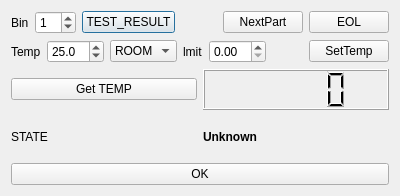
First picture: the form in Exatron_launcher/src/manual_ctrl.ui, repository rletendu/python_sandbox, before the edit.
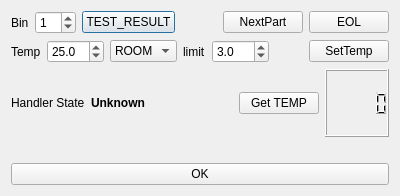
Second picture: the form after the edit.

```diff
--- a/Exatron_launcher/src/manual_ctrl.ui
+++ b/Exatron_launcher/src/manual_ctrl.ui
@@ -116,12 +116,22 @@
      <item>
       <widget class="QLabel" name="label_3">
        <property name="text">
-        <string>lmit</string>
+        <string>limit</string>
        </property>
       </widget>
      </item>
      <item>
-      <widget class="QDoubleSpinBox" name="doubleSpinBoxAccuracy"/>
+      <widget class="QDoubleSpinBox" name="doubleSpinBoxAccuracy">
+       <property name="decimals">
+        <number>1</number>
+       </property>
+       <property name="maximum">
+        <double>100.000000000000000</double>
+       </property>
+       <property name="value">
+        <double>3.000000000000000</double>
+       </property>
+      </widget>
      </item>
      <item>
       <spacer name="horizontalSpacer_2">
@@ -148,23 +158,9 @@
    <item>
     <layout class="QHBoxLayout" name="horizontalLayout_3">
      <item>
-      <widget class="QPushButton" name="pushButtonGetTemp">
-       <property name="text">
-        <string>Get TEMP</string>
-       </property>
-      </widget>
-     </item>
-     <item>
-      <widget class="QLCDNumber" name="lcdNumber"/>
-     </item>
-    </layout>
-   </item>
-   <item>
-    <layout class="QHBoxLayout" name="horizontalLayout_4">
-     <item>
       <widget class="QLabel" name="label_4">
        <property name="text">
-        <string>STATE</string>
+        <string>Handler State</string>
        </property>
       </widget>
      </item>
@@ -180,6 +176,53 @@
         <string>Unknown</string>
        </property>
       </widget>
+     </item>
+     <item>
+      <spacer name="horizontalSpacer_4">
+       <property name="orientation">
+        <enum>Qt::Horizontal</enum>
+       </property>
+       <property name="sizeHint" stdset="0">
+        <size>
+         <width>40</width>
+         <height>20</height>
+        </size>
+       </property>
+      </spacer>
+     </item>
+     <item>
+      <widget class="QPushButton" name="pushButtonGetTemp">
+       <property name="text">
+        <string>Get TEMP</string>
+       </property>
+      </widget>
+     </item>
+     <item>
+      <widget class="QLCDNumber" name="lcdNumber">
+       <property name="font">
+        <font>
+         <weight>75</weight>
+         <bold>true</bold>
+        </font>
+       </property>
+      </widget>
+     </item>
+    </layout>
+   </item>
+   <item>
+    <layout class="QHBoxLayout" name="horizontalLayout_4">
+     <item>
+      <spacer name="horizontalSpacer_3">
+       <property name="orientation">
+        <enum>Qt::Horizontal</enum>
+       </property>
+       <property name="sizeHint" stdset="0">
+        <size>
+         <width>40</width>
+         <height>20</height>
+        </size>
+       </property>
+      </spacer>
      </item>
     </layout>
    </item>
```
